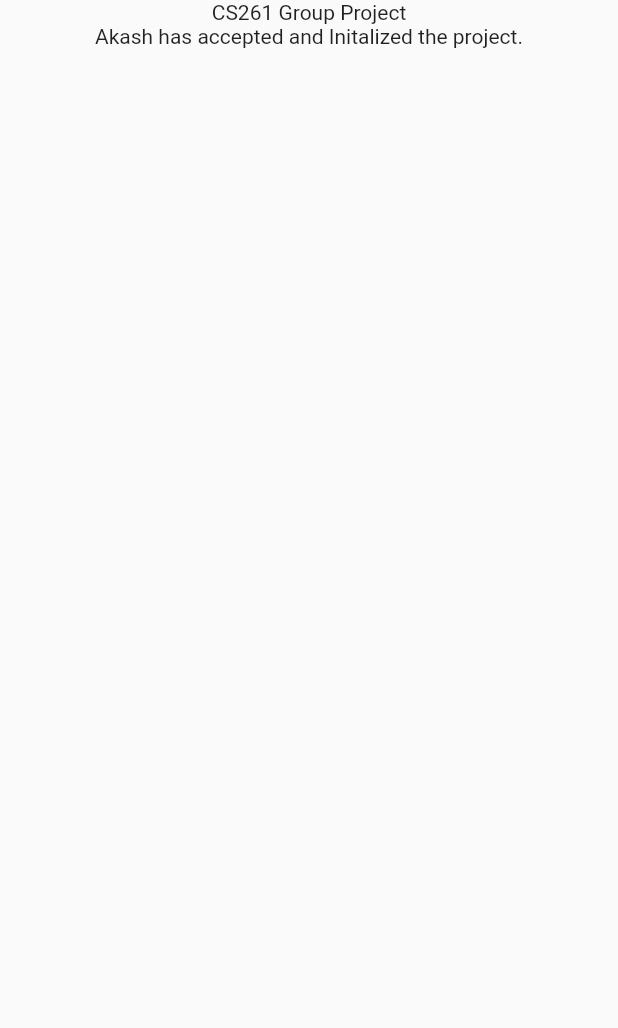
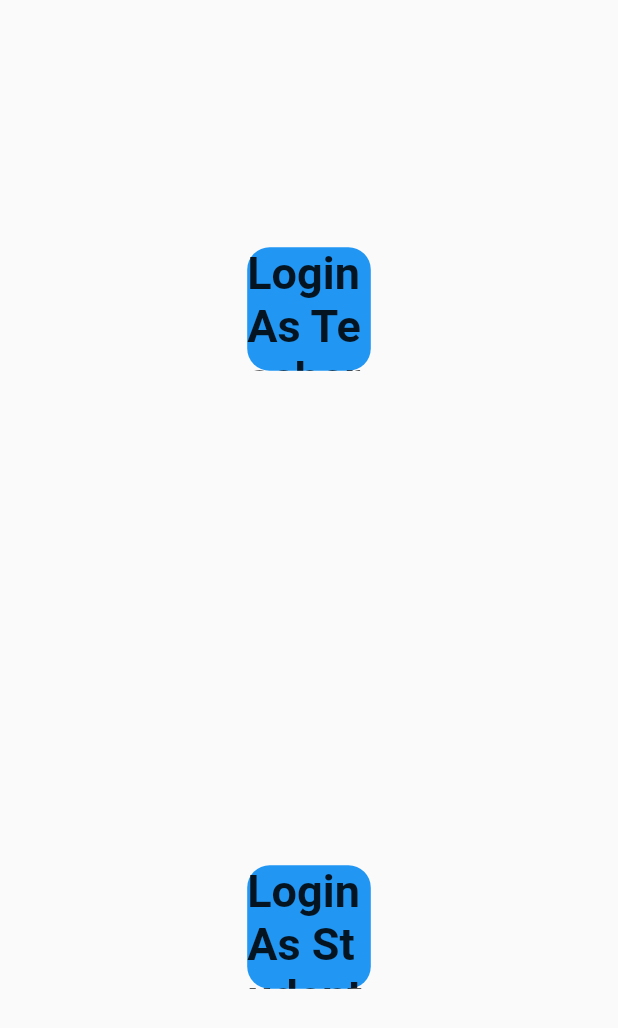
Before and after one commit to gurupalsingh02/course-management-system-group-project, a Flutter app: the screen it shows after launch, on a phone screen of 412 x 824 dp. Shown: the top 1028 px of the screen. Run offline on Flutter 3.47's test engine with Material 2 defaults, Android fonts, the phone set to English and light mode, and no system bars; our stand-ins replace velocity_x.

Commit message:
Gurupal/made student login page , login page

```diff
--- /dev/null
+++ b/lib/Pages/login_page.dart
@@ -0,0 +1,38 @@
+// ignore_for_file: prefer_const_constructors, use_key_in_widget_constructors
+
+import 'package:course_management_system/routes.dart';
+import 'package:flutter/material.dart';
+import 'package:velocity_x/velocity_x.dart';
+
+class LoginPage extends StatelessWidget {
+  @override
+  Widget build(BuildContext context) {
+    return Material(
+      child: Column(
+        mainAxisAlignment: MainAxisAlignment.spaceAround,
+        children: [
+          VxBox(
+            child: Center(child: "Login As Teacher".text.size(30).bold.make()),
+          )
+              .color(Colors.blue)
+              .rounded
+              .make()
+              .w20(context)
+              .h10(context)
+              .onTap(() {}),
+          VxBox(
+            child: Center(child: "Login As Student".text.bold.size(30).make()),
+          )
+              .color(Colors.blue)
+              .rounded
+              .make()
+              .w20(context)
+              .h10(context)
+              .onTap(() {
+            Navigator.pushNamed(context, MyRoutes.StudentLoginPage);
+          })
+        ],
+      ),
+    );
+  }
+}
--- a/lib/main.dart
+++ b/lib/main.dart
@@ -1,5 +1,11 @@
 // ignore_for_file: prefer_const_constructors, prefer_const_literals_to_create_immutables
 
+import 'package:course_management_system/Pages/account_page.dart';
+import 'package:course_management_system/Pages/home_page.dart';
+import 'package:course_management_system/Pages/login_page.dart';
+import 'package:course_management_system/Pages/login_page_student.dart';
+import 'package:course_management_system/Pages/to_do_page.dart';
+import 'package:course_management_system/Routes.dart';
 import 'package:flutter/material.dart';
 
 void main() {
@@ -12,15 +18,14 @@ class MyApp extends StatelessWidget {
   @override
   Widget build(BuildContext context) {
     return MaterialApp(
-      home: Scaffold(
-        body: Center(
-            child: Column(
-          children: [
-            Text("CS261 Group Project"),
-            Text("Akash has accepted and Initalized the project.")
-          ],
-        )),
-      ),
+      initialRoute: MyRoutes.LoginPage,
+      routes: {
+        MyRoutes.HomePage: (context) => HomePage(),
+        MyRoutes.AccountPage: (context) => AccountPage(),
+        MyRoutes.ToDoPage: (context) => ToDoPage(),
+        MyRoutes.LoginPage: (context) => LoginPage(),
+        MyRoutes.StudentLoginPage: (context) => StudentLoginPage(),
+      },
     );
   }
 }
--- /dev/null
+++ b/lib/routes.dart
@@ -0,0 +1,9 @@
+// ignore_for_file: file_names, non_constant_identifier_names
+
+class MyRoutes {
+  static String LoginPage = "/Login";
+  static String HomePage = "/Home";
+  static String ToDoPage = "/Todo";
+  static String AccountPage = "/Account";
+  static String StudentLoginPage = "/Student/Login";
+}
--- a/pubspec.yaml
+++ b/pubspec.yaml
@@ -34,6 +34,7 @@ dependencies:
   # The following adds the Cupertino Icons font to your application.
   # Use with the CupertinoIcons class for iOS style icons.
   cupertino_icons: ^1.0.2
+  velocity_x: ^3.3.0
 
 dev_dependencies:
   flutter_test:
```
Also changed, not shown: lib/Pages/account_page.dart (added, +12 -0 lines), lib/Pages/home_page.dart (added, +17 -0 lines), lib/Pages/login_page_student.dart (added, +114 -0 lines), lib/Pages/to_do_page.dart (added, +12 -0 lines), pubspec.lock.
